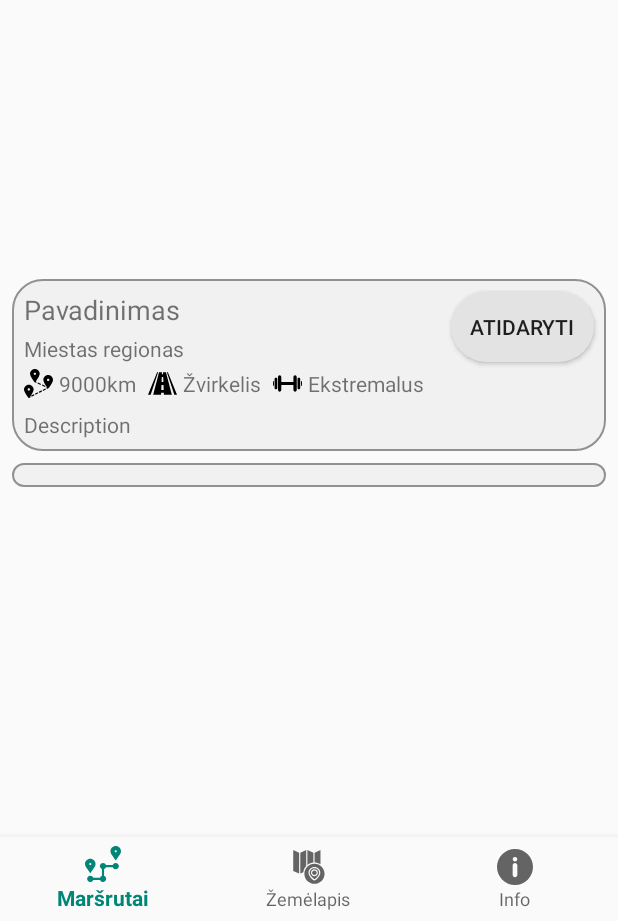
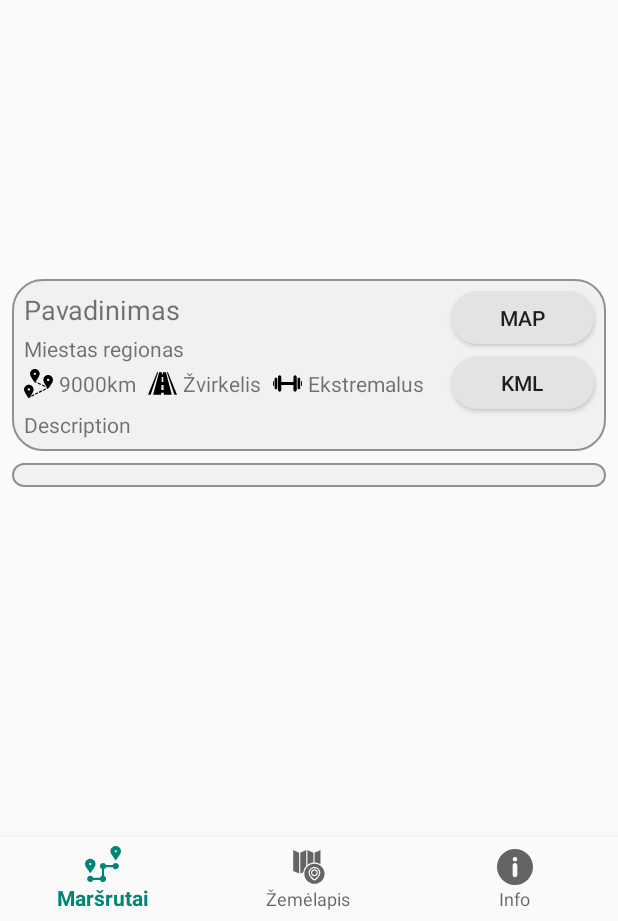
Before and after one commit to youstinus/dvirate-lietuva, an Android app: the RouteFragment screen opened through its navigation route, on a phone screen of 412 x 824 dp, the part 315-1236 px from its top. Run offline under Robolectric (Android 15) with nearby library versions, the phone set to English and light mode, and no system bars; our stand-ins replace Firebase (no records; nobody signed in at launch, a user with empty details on screens opened directly), Picasso, navigation-ui; pictures from the network do not load; Roboto replaces fonts that are not available here.

Commit message:
All routes added to README.md. Better navigation. Tried to fix crashing while changing fragments. Added download KML button. Added WRITE_EXTERNAL_STORAGE permission.Github repo link. Updated some routes.

```diff
--- a/DvirateLietuva/app/src/main/java/com/youstinus/dviratelietuva/ui/routes/createroute/CreateRouteFragment.kt
+++ b/DvirateLietuva/app/src/main/java/com/youstinus/dviratelietuva/ui/routes/createroute/CreateRouteFragment.kt
@@ -26,8 +26,6 @@ class CreateRouteFragment : Fragment() {
         savedInstanceState: Bundle?
     ): View? {
         val view = inflater.inflate(R.layout.fragment_create_route, container, false)
-
-
         setOnClickListener(view)
         return view
     }
--- a/DvirateLietuva/app/src/main/res/layout/fragment_route.xml
+++ b/DvirateLietuva/app/src/main/res/layout/fragment_route.xml
@@ -56,14 +56,25 @@
                 <Button
                     android:id="@+id/button_open"
                     android:layout_width="95dp"
-                    android:layout_height="47dp"
+                    android:layout_height="35dp"
                     android:layout_marginTop="8dp"
                     android:layout_marginEnd="8dp"
-                    android:layout_marginRight="8dp"
                     android:background="@drawable/shape_button"
                     android:elevation="10dp"
-                    android:text="Atidaryti"
+                    android:text="@string/map"
                     app:layout_constraintTop_toTopOf="parent"
+                    map:layout_constraintEnd_toEndOf="parent" />
+
+                <Button
+                    android:id="@+id/button_kml"
+                    android:layout_width="95dp"
+                    android:layout_height="35dp"
+                    android:layout_marginTop="8dp"
+                    android:layout_marginEnd="8dp"
+                    android:background="@drawable/shape_button"
+                    android:elevation="10dp"
+                    android:text="@string/kml"
+                    app:layout_constraintTop_toBottomOf="@+id/button_open"
                     map:layout_constraintEnd_toEndOf="parent" />
 
                 <TextView
--- a/DvirateLietuva/app/src/main/res/menu/bottom_nav_menu.xml
+++ b/DvirateLietuva/app/src/main/res/menu/bottom_nav_menu.xml
@@ -21,6 +21,11 @@
         android:icon="@drawable/ic_info"
         android:title="@string/title_info" />
 
+<!--    <item-->
+<!--        android:id="@+id/navigation_route"-->
+<!--        android:title="TODO"-->
+<!--        android:visible="false"/>-->
+
     <!--<item
         android:id="@+id/navigation_create_route"
         android:icon="@drawable/ic_routes"
--- a/DvirateLietuva/app/src/main/res/navigation/mobile_navigation.xml
+++ b/DvirateLietuva/app/src/main/res/navigation/mobile_navigation.xml
@@ -9,7 +9,15 @@
         android:id="@+id/navigation_routes"
         android:name="com.youstinus.dviratelietuva.ui.routes.RoutesFragment"
         android:label="@string/title_routes"
-        tools:layout="@layout/fragment_routes" />
+        tools:layout="@layout/fragment_routes" >
+        <action
+            android:id="@+id/action_navigation_routes_to_navigation_route"
+            app:destination="@id/navigation_route"
+            app:enterAnim="@anim/fui_slide_in_right"
+            app:exitAnim="@anim/fui_slide_out_left"
+            app:popEnterAnim="@anim/fui_slide_in_right"
+            app:popExitAnim="@anim/fui_slide_out_left" />
+    </fragment>
 
     <fragment
         android:id="@+id/navigation_map"
--- a/DvirateLietuva/app/src/main/res/values/strings.xml
+++ b/DvirateLietuva/app/src/main/res/values/strings.xml
@@ -15,6 +15,7 @@
     <string name="title_about">Apie</string>
     <string name="title_info" translatable="false">Info</string>
     <string name="privacy_policy" translatable="false"><a href="https://sites.google.com/view/dvirate-lietuva-privacy-policy">Privatumo politika</a></string>
+    <string name="github_project" translatable="false"><a href="https://github.com/youstinus/dvirate-lietuva">Github Open Source Repository</a></string>
     <string name="fix" translatable="false">Fix</string>
     <string name="about_application">Šioje programoje pateikti įvairūs maršrutai dviračiu Lietuvoje. Patogu naudotis, nes žemėlapyje galima pasirinkti maršrutą pagal lokaciją. Galima peržiūrėti lankytinus objektus, atstumą, sudėtingumą bei kelio tipą. Taip pat galima pasirinkti, kad maršrutas būtų rodomas žemėlapyje (Google maps). Kai kurie žemėlapiai turi ir navigacijos nurodymus. Jeigu turite ir norite pasidalinti įdomiu maršrutu, susisiekti galima youstinus@pm.me (youstinus@protonmail.com). Reikalingas Google maps žemėlapis (My maps nuoroda) su nubrėžta viena ar keliomis linijomis (Add line or shape). Taip pat galite pasidalinti KML tipo failu su coordinatėmis (LineString) bei lankytinais objektais (Placemark). Braižyti maršrutus patogu su įrankiais, kurie leidžia gauti kml, kmz ar gpx tipo failus. Pavyzdžiui: <b><a href="https://www.google.com/mymaps/">Google.com-mymaps</a></b> arba <b><a href="https://www.maps.ie/map-my-route/">Maps.ie-map-my-route</a></b></string>
     <string name="copyright" translatable="false">© 2019–2020 youstinus</string>
@@ -25,4 +26,7 @@
     <string name="no">Ne</string>
     <string name="yes">Taip</string>
     <string name="exit">Išeiti?</string>
+    <string name="map">Map</string>
+    <string name="back">Atgal</string>
+    <string name="kml">KML</string>
 </resources>
```
Also changed, not shown: DvirateLietuva/app/src/main/AndroidManifest.xml (+6 -5 lines), DvirateLietuva/app/src/main/java/com/youstinus/dviratelietuva/MainActivity.kt (+82 -16 lines), DvirateLietuva/app/src/main/java/com/youstinus/dviratelietuva/ui/map/MapFragment.kt (+23 -8 lines), DvirateLietuva/app/src/main/java/com/youstinus/dviratelietuva/ui/routes/route/RouteFragment.kt (+22 -6 lines), DvirateLietuva/app/src/main/java/com/youstinus/dviratelietuva/utilities/FireFun.kt (+59 -11 lines), DvirateLietuva/app/src/main/res/layout/fragment_info.xml (+8 -0 lines), 2 other files.
